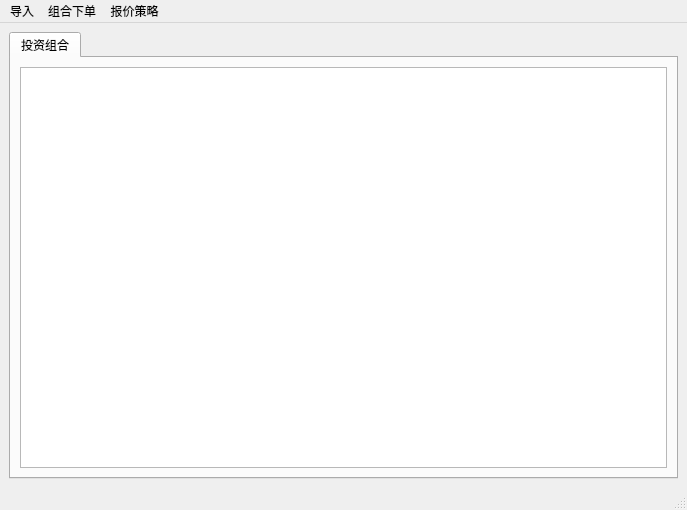
Before: the Qt Designer form easytrader/tradeui.ui in unit-xx/xfiles, drawn with Qt 5.
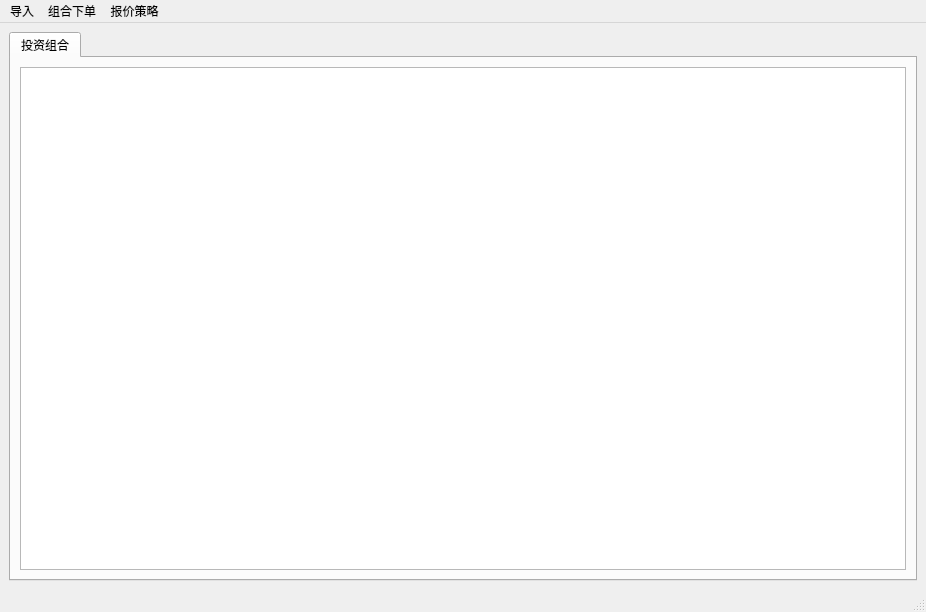
After: the same form once the commit is applied.

Diff of the .ui file:
```diff
--- a/easytrader/tradeui.ui
+++ b/easytrader/tradeui.ui
@@ -6,8 +6,8 @@
    <rect>
     <x>0</x>
     <y>0</y>
-    <width>687</width>
-    <height>510</height>
+    <width>926</width>
+    <height>612</height>
    </rect>
   </property>
   <property name="sizePolicy">
@@ -45,7 +45,7 @@
     <rect>
      <x>0</x>
      <y>0</y>
-     <width>687</width>
+     <width>926</width>
      <height>19</height>
     </rect>
    </property>
```
